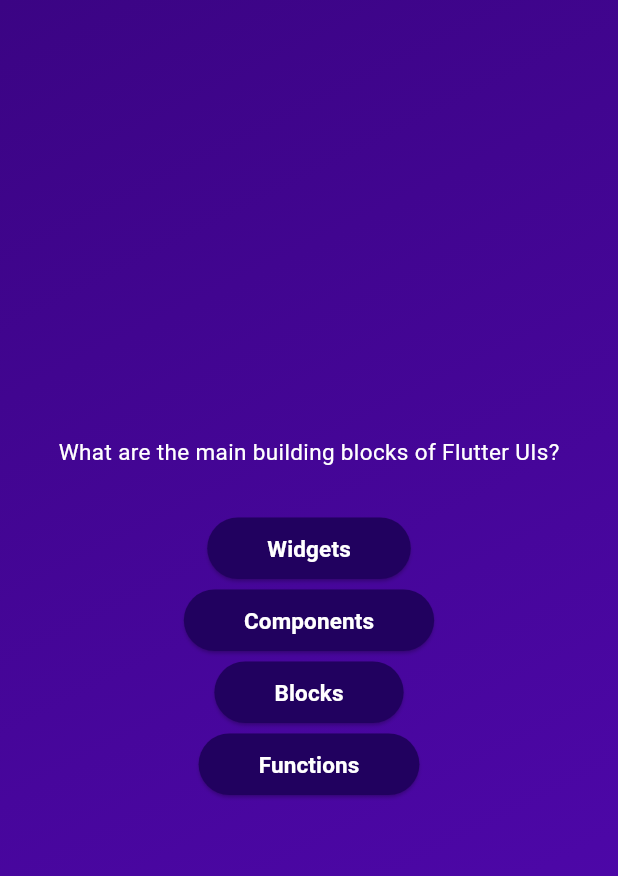
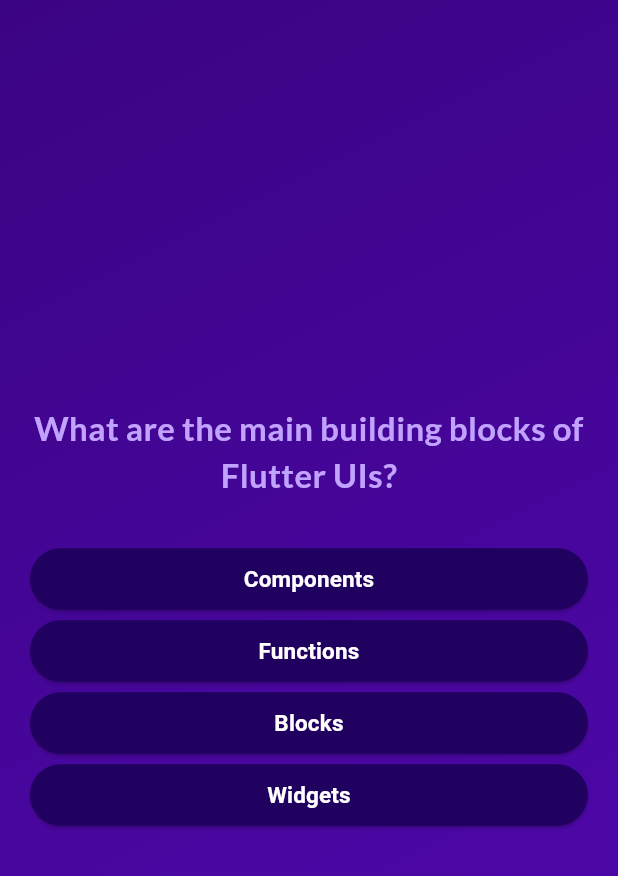
Before and after one commit to Roberto-Larivera/adv_basics-flutter, a Flutter app: the screen it shows after launch, after a tap on "Start Quiz", on a phone screen of 412 x 824 dp. Shown: the top 876 px of the screen. Run offline on Flutter 3.47's test engine with Material 3 defaults, Android fonts, the phone set to English and light mode, and no system bars; our stand-ins replace google_fonts.

```diff
--- a/lib/models/quiz_question.dart
+++ b/lib/models/quiz_question.dart
@@ -2,4 +2,13 @@ class QuizQuestion {
   const QuizQuestion(this.text, this.answers);
   final String text;
   final List<String> answers;
+
+  List<String> getShuffledAnswers() {
+    // copialo la lista originale
+    final shuffledList = List.of(answers);
+    // mescoliamo, usando il metodo shuffle() di List. (in caso lo fai direttamente sulla lista originale, la mescoleresti per sempre)
+    shuffledList.shuffle();
+    // ritorniamo la lista mescolata
+    return shuffledList;
+  }
 }
--- a/lib/questions_screen.dart
+++ b/lib/questions_screen.dart
@@ -1,5 +1,5 @@
 import 'package:flutter/material.dart';
-import 'package:adv_basics/styled_text.dart';
+import 'package:google_fonts/google_fonts.dart';
 import 'package:adv_basics/answer_button.dart';
 import 'package:adv_basics/data/questions.dart';
 
@@ -13,24 +13,47 @@ class QuestionsScreen extends StatefulWidget {
 }
 
 class _QuestionsScreenState extends State<QuestionsScreen> {
-  final currentQuestion = questions[0];
+  var currentQuestionIndex = 0;
+  void answerQuestion() {
+    setState(() {
+      if (currentQuestionIndex < questions.length - 1) {
+        currentQuestionIndex++;
+      }
+    });
+  }
+
   @override
   Widget build(BuildContext context) {
+    final currentQuestion = questions[currentQuestionIndex];
+
     return SizedBox(
       width: double.infinity,
+      child: Container(
+        margin: const EdgeInsets.all(20),
         child: Column(
           mainAxisAlignment: MainAxisAlignment.center,
+          crossAxisAlignment: CrossAxisAlignment.stretch,
           children: [
-          StyledText.answerTitle(currentQuestion.text),
+            Text(
+              currentQuestion.text,
+              style: GoogleFonts.lato(
+                fontSize: 22,
+                fontWeight: FontWeight.bold,
+                color: const Color.fromARGB(255, 193, 162, 255),
+              ),
+              textAlign: TextAlign.center,
+            ),
+            // StyledText.answerTitle(currentQuestion.text),
             const SizedBox(height: 30),
-          ...currentQuestion.answers.map(
+            ...currentQuestion.getShuffledAnswers().map(
                   (answer) => AnswerButton(
                     answerText: answer,
-              onTap: () {},
+                    onTap: answerQuestion,
                   ),
                 ),
           ],
         ),
+      ),
     );
   }
 }
--- a/lib/start_screen.dart
+++ b/lib/start_screen.dart
@@ -1,5 +1,5 @@
 import 'package:flutter/material.dart';
-
+import 'package:google_fonts/google_fonts.dart';
 import 'package:adv_basics/styled_text.dart';
 
 class StartScreen extends StatelessWidget {
@@ -24,7 +24,16 @@ class StartScreen extends StatelessWidget {
           //     opacity: .5,
           //     child: Image.asset('assets/images/quiz-logo.png', width: 250)),
           const SizedBox(height: 50),
-          const StyledText.startWhite('Learn Flutter he fun way!'),
+          // const StyledText.startWhite('Learn Flutter he fun way!'),
+          Text(
+            'Learn Flutter he fun way!',
+            style: GoogleFonts.lato(
+              fontSize: 22,
+              fontWeight: FontWeight.bold,
+              color: const Color.fromARGB(255, 193, 162, 255),
+            ),
+            textAlign: TextAlign.center,
+          ),
           const SizedBox(height: 50),
           OutlinedButton.icon(
             onPressed: swhitchScreen,
--- a/lib/styled_text.dart
+++ b/lib/styled_text.dart
@@ -1,12 +1,13 @@
 import 'package:flutter/material.dart';
 
 class StyledText extends StatelessWidget {
-  const StyledText(
-    this.text,
-    this.fontSize,
-    this.fontWeight,
-    this.color, {
+  const StyledText({
     super.key,
+    required this.text,
+    required this.color,
+    required this.fontSize,
+    required this.fontWeight,
+    required this.textAlign,
   });
 
   const StyledText.startWhite(
@@ -14,33 +15,38 @@ class StyledText extends StatelessWidget {
     super.key,
   })  : fontSize = 20,
         fontWeight = FontWeight.w400,
-        color = Colors.white;
+        color = Colors.white,
+        textAlign = TextAlign.start;
 
   const StyledText.answerTitle(
     this.text, {
     super.key,
   })  : fontSize = 15,
         fontWeight = FontWeight.w400,
-        color = Colors.white;
+        color = Colors.white,
+        textAlign = TextAlign.center;
 
   const StyledText.answerText(
     this.text, {
     super.key,
   })  : fontSize = 15,
         fontWeight = FontWeight.bold,
-        color = Colors.white;
+        color = Colors.white,
+        textAlign = TextAlign.center;
 
   const StyledText.btn(
     this.text, {
     super.key,
   })  : fontSize = 15,
         fontWeight = FontWeight.bold,
-        color = Colors.white;
+        color = Colors.white,
+        textAlign = TextAlign.center;
 
   final String text;
   final Color color;
   final double fontSize;
   final FontWeight fontWeight;
+  final TextAlign textAlign;
 
   @override
   Widget build(BuildContext context) {
@@ -51,6 +57,7 @@ class StyledText extends StatelessWidget {
         fontWeight: fontWeight,
         color: color,
       ),
+      textAlign: textAlign,
     );
   }
 }
--- a/pubspec.yaml
+++ b/pubspec.yaml
@@ -35,6 +35,7 @@ dependencies:
   # The following adds the Cupertino Icons font to your application.
   # Use with the CupertinoIcons class for iOS style icons.
   cupertino_icons: ^1.0.2
+  google_fonts: ^6.1.0
 
 dev_dependencies:
   flutter_test:
```
Also changed, not shown: pubspec.lock, 7 other files. Lines whose indentation alone changed are shown as unchanged.
